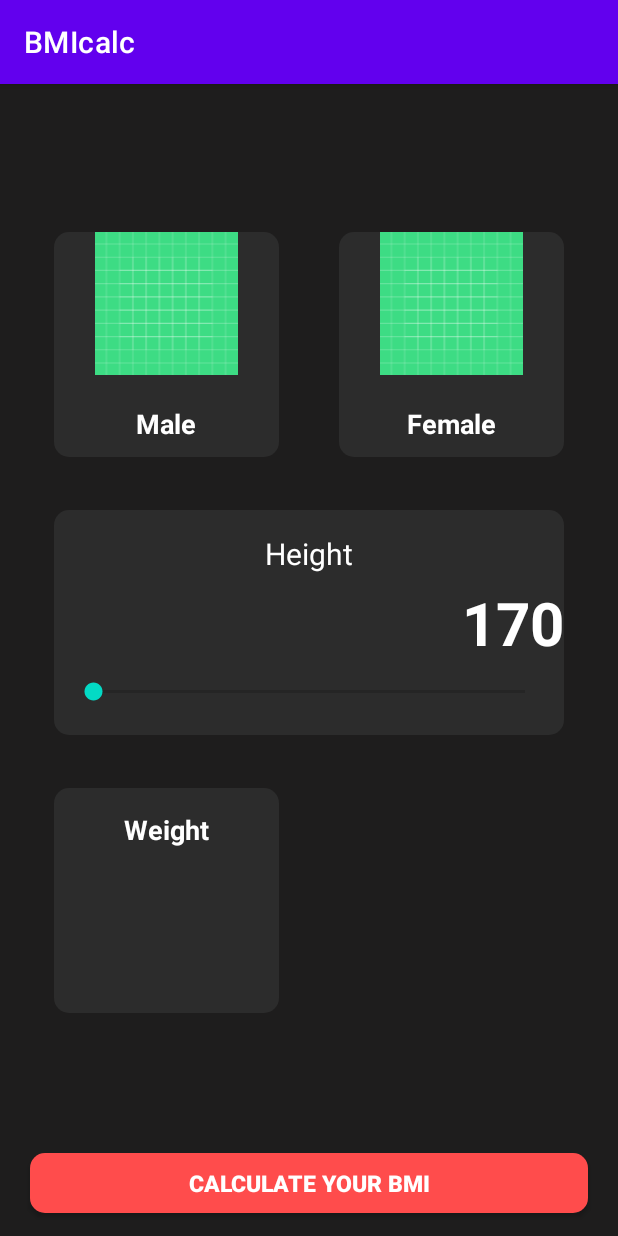
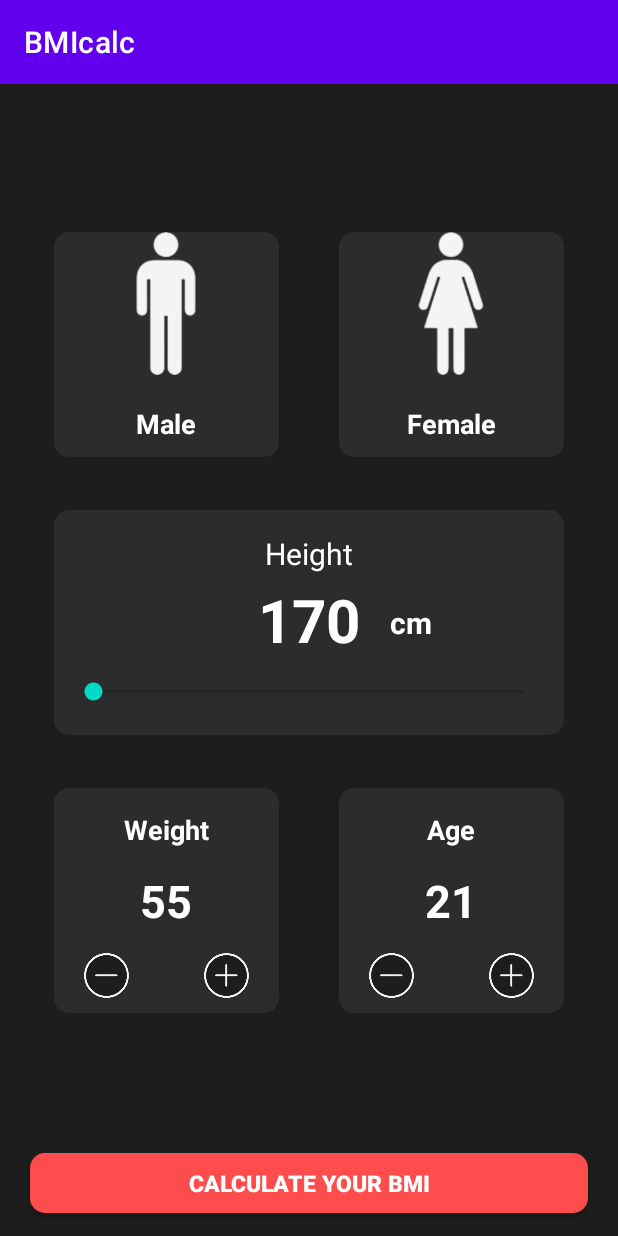
Before and after one commit to gauravr397/BMI-calculator, an Android app: the screen it shows after launch (MainActivity), on a phone screen of 412 x 824 dp. Run offline under Robolectric (Android 15) with nearby library versions, the phone set to English and light mode, and no system bars.

Commit message:
layout completed !!

```diff
--- a/app/src/main/res/layout/activity_main.xml
+++ b/app/src/main/res/layout/activity_main.xml
@@ -34,9 +34,9 @@
             android:layout_width="170px"
             android:layout_height="170px"
             android:layout_above="@+id/textmale"
+            android:layout_centerInParent="true"
             android:layout_marginBottom="20dp"
-            android:src="@drawable/ic_launcher_background"
-            android:layout_centerInParent="true">
+            android:src="@drawable/male">
 
         </ImageView>
         <TextView
@@ -70,9 +70,9 @@
             android:layout_width="170px"
             android:layout_height="170px"
             android:layout_above="@+id/textfemale"
+            android:layout_centerInParent="true"
             android:layout_marginBottom="20dp"
-            android:src="@drawable/ic_launcher_background"
-            android:layout_centerInParent="true">
+            android:src="@drawable/female">
 
         </ImageView>
         <TextView
@@ -92,33 +92,146 @@
     </RelativeLayout>
 
     <RelativeLayout
+        android:id="@+id/weight"
         android:layout_width="150dp"
         android:layout_height="150dp"
+        android:layout_below="@+id/heightlayout"
+        android:layout_marginLeft="20dp"
+        android:layout_marginTop="85dp"
+        android:layout_marginRight="20dp"
+        android:layout_marginBottom="20dp"
         android:layout_toStartOf="@+id/centerVerticalline"
-        android:layout_below="@+id/heightlayout"
-        android:layout_marginBottom="20dp"
-        android:layout_marginTop="85dp"
-        android:background="@drawable/cardbackground"
-        android:layout_marginLeft="20dp"
-        android:layout_marginRight="20dp"
-        android:id="@+id/weight">
+        android:background="@drawable/cardbackground">
 
         <TextView
+            android:id="@+id/textweight"
             android:layout_width="match_parent"
             android:layout_height="wrap_content"
+            android:layout_marginTop="15sp"
+            android:text="Weight"
+            android:textAlignment="center"
             android:textColor="@color/white"
-            android:text="Weight"
-            android:id="@+id/textweight"
+            android:textSize="18sp"
+            android:textStyle="bold">
+        </TextView>
+
+        <TextView
+            android:id="@+id/currentweight"
+            android:layout_width="match_parent"
+            android:layout_height="wrap_content"
+            android:layout_centerInParent="true"
+            android:text="55"
             android:textAlignment="center"
-            android:textStyle="bold"
+            android:textColor="@color/white"
+            android:textSize="30sp"
+            android:textStyle="bold">
+        </TextView>
+
+        <RelativeLayout
+            android:layout_width="wrap_content"
+            android:layout_height="wrap_content"
+            android:layout_alignParentBottom="true"
+            android:layout_marginStart="20dp"
+            android:layout_marginBottom="10dp"
+            android:background="@drawable/plusminus">
+
+            <ImageView
+                android:id="@+id/decreamentweight"
+                android:layout_width="30dp"
+                android:layout_height="30dp"
+                android:src="@drawable/minus"></ImageView>
+
+        </RelativeLayout>
+
+        <RelativeLayout
+            android:layout_width="wrap_content"
+            android:layout_height="wrap_content"
+            android:layout_alignParentEnd="true"
+            android:layout_alignParentBottom="true"
+            android:layout_marginEnd="20dp"
+            android:layout_marginBottom="10dp"
+            android:background="@drawable/plusminus">
+
+            <ImageView
+                android:id="@+id/increamentweight"
+                android:layout_width="30dp"
+                android:layout_height="30dp"
+                android:src="@drawable/add"></ImageView>
+
+        </RelativeLayout>
+
+    </RelativeLayout>
+
+    <RelativeLayout
+        android:id="@+id/age"
+        android:layout_width="150dp"
+        android:layout_height="150dp"
+        android:layout_below="@+id/heightlayout"
+        android:layout_marginLeft="20dp"
+        android:layout_marginTop="85dp"
+        android:layout_marginRight="20dp"
+        android:layout_marginBottom="20dp"
+        android:layout_toEndOf="@+id/centerVerticalline"
+        android:background="@drawable/cardbackground">
+
+        <TextView
+            android:id="@+id/textage"
+            android:layout_width="match_parent"
+            android:layout_height="wrap_content"
+            android:layout_marginTop="15sp"
+            android:text="Age"
+            android:textAlignment="center"
+            android:textColor="@color/white"
             android:textSize="18sp"
-            android:layout_marginTop="15sp">
+            android:textStyle="bold">
         </TextView>
-        //here//
 
-        ></RelativeLayout>
+        <TextView
+            android:id="@+id/currentage"
+            android:layout_width="match_parent"
+            android:layout_height="wrap_content"
+            android:layout_centerInParent="true"
+            android:text="21"
+            android:textAlignment="center"
+            android:textColor="@color/white"
+            android:textSize="30sp"
+            android:textStyle="bold">
+        </TextView>
 
+        <RelativeLayout
+            android:layout_width="wrap_content"
+            android:layout_height="wrap_content"
+            android:layout_alignParentBottom="true"
+            android:layout_marginStart="20dp"
+            android:layout_marginBottom="10dp"
+            android:background="@drawable/plusminus">
 
+            <ImageView
+                android:id="@+id/decreamentage"
+                android:layout_width="30dp"
+                android:layout_height="30dp"
+                android:src="@drawable/minus"></ImageView>
+
+        </RelativeLayout>
+
+        <RelativeLayout
+            android:layout_width="wrap_content"
+            android:layout_height="wrap_content"
+            android:layout_alignParentEnd="true"
+            android:layout_alignParentBottom="true"
+            android:layout_marginEnd="20dp"
+            android:layout_marginBottom="10dp"
+            android:background="@drawable/plusminus">
+
+            <ImageView
+                android:id="@+id/increamentage"
+                android:layout_width="30dp"
+                android:layout_height="30dp"
+                android:src="@drawable/add"></ImageView>
+
+        </RelativeLayout>
+
+    </RelativeLayout>
 
     <RelativeLayout
         android:id="@+id/heightlayout"
@@ -128,52 +241,56 @@
         android:layout_centerHorizontal="true"
         android:layout_marginLeft="25dp"
         android:layout_marginRight="25dp"
-        android:background="@drawable/cardbackground"
-        android:layout_marginBottom="-50dp">
+        android:layout_marginBottom="-50dp"
+        android:background="@drawable/cardbackground">
+
         <TextView
             android:layout_width="match_parent"
             android:layout_height="wrap_content"
+            android:layout_marginTop="15dp"
+            android:text="Height"
             android:textAlignment="center"
-            android:text="Height"
-            android:textSize="20sp"
             android:textColor="@android:color/white"
-            android:layout_marginTop="15dp">
+            android:textSize="20sp">
 
         </TextView>
+
+        <TextView
+            android:id="@+id/currentheight"
+            android:layout_width="wrap_content"
+            android:layout_height="wrap_content"
+            android:layout_alignParentBottom="true"
+            android:layout_centerInParent="true"
+            android:layout_marginBottom="50dp"
+            android:text="170"
+            android:textColor="@color/white"
+            android:textSize="40sp"
+            android:textStyle="bold">
+
+        </TextView>
+
         <TextView
             android:layout_width="wrap_content"
             android:layout_height="wrap_content"
-            android:text="170"
-            android:layout_marginBottom="50dp"
-            android:textSize="40sp"
-            android:layout_alignParentRight="true"
+            android:layout_centerInParent="true"
+            android:layout_marginStart="20dp"
+            android:layout_toEndOf="@+id/currentheight"
+            android:text="cm"
             android:textColor="@color/white"
-            android:textStyle="bold"
-            android:layout_centerInParent="true"
-            android:id="@+id/currentheight">
-
-        </TextView>
-        <TextView
-            android:layout_width="wrap_content"
-            android:layout_height="match_parent"
-            android:text="cm"
             android:textSize="20sp"
-            android:textColor="@color/white"
-            android:layout_centerInParent="true"
-            android:layout_toEndOf="@+id/currentheight"
-            android:layout_marginStart="20dp">
+            android:textStyle="bold">
 
         </TextView>
 
         <SeekBar
+            android:id="@+id/seekbarforhieght"
             android:layout_width="match_parent"
             android:layout_height="wrap_content"
             android:layout_alignParentBottom="true"
+            android:layout_marginLeft="10dp"
+            android:layout_marginRight="10dp"
             android:layout_marginBottom="20dp"
-            android:layout_marginLeft="10dp"
-            android:progressTint="#FF4C4C"
-            android:layout_marginRight="10dp"
-            android:id="@+id/seekbarforhieght" >
+            android:progressTint="#FF4C4C">
 
         </SeekBar>
 
```
Also changed, not shown: app/src/main/res/drawable/add.png (added), app/src/main/res/drawable/bmifinall.png (added), app/src/main/res/drawable/crosss.png (added), app/src/main/res/drawable/female.png (added), app/src/main/res/drawable/male.png (added), app/src/main/res/drawable/minus.png (added), app/src/main/res/drawable/ok.png (added), app/src/main/res/drawable/warning.png (added).
